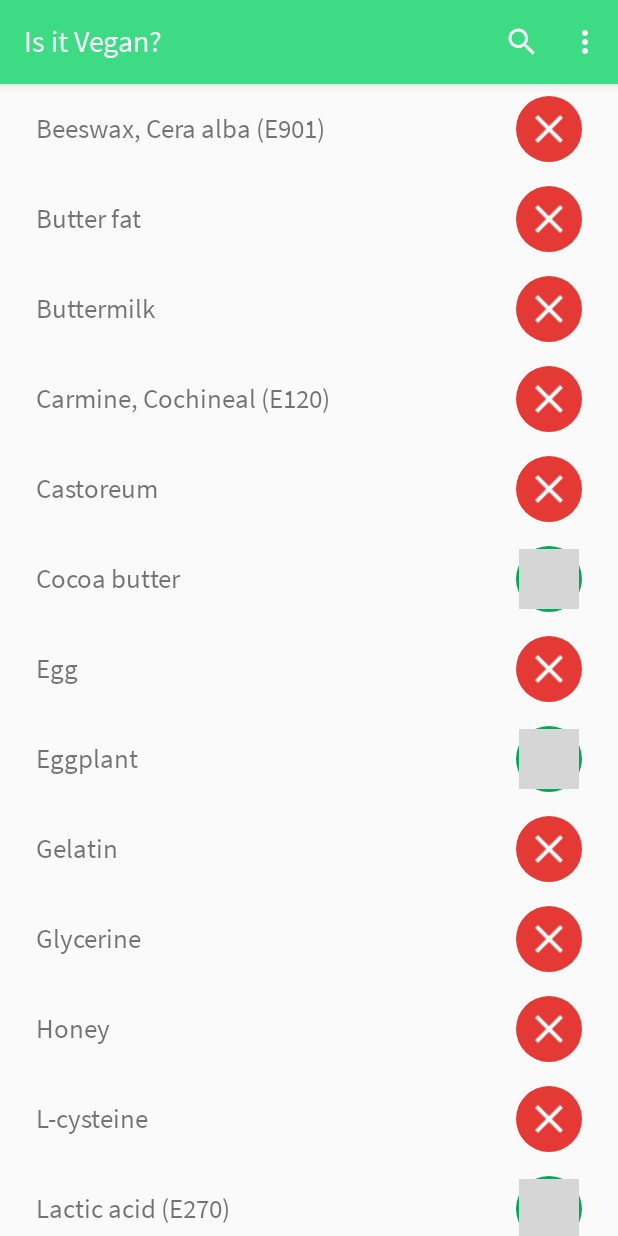
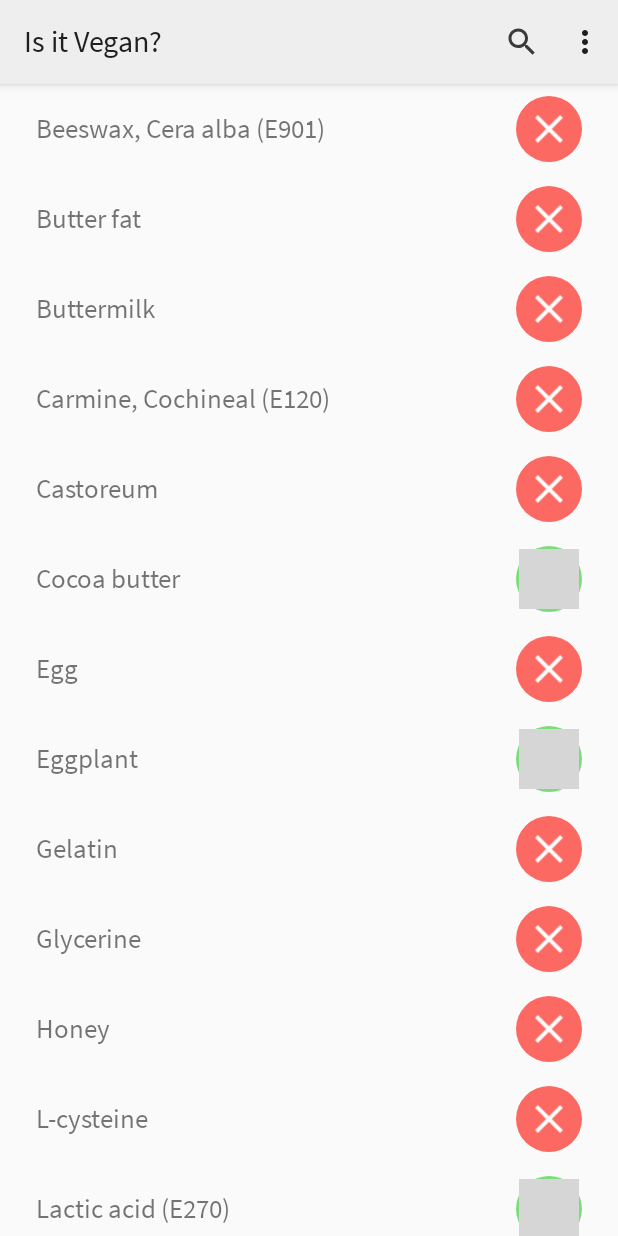
Before and after one commit to JeroenWeener/IsItVegan, an Android app: the screen it shows after launch (IngredientOverviewActivity), on a phone screen of 412 x 824 dp. Run offline under Robolectric (Android 15) with nearby library versions, the light colour scheme and no system bars.

Commit message:
Updates design

```diff
--- a/app/src/main/java/com/jwindustries/isitvegan/IngredientList.java
+++ b/app/src/main/java/com/jwindustries/isitvegan/IngredientList.java
@@ -15,7 +15,7 @@ public class IngredientList {
                 new Ingredient(context, resources, R.string.ingredient_buttermilk, IngredientType.NOT_VEGAN),
                 new Ingredient(context, resources, R.string.ingredient_carmine, IngredientType.NOT_VEGAN),
                 new Ingredient(context, resources, R.string.ingredient_castoreum, IngredientType.NOT_VEGAN),
-                new Ingredient(context, resources, R.string.ingredient_cocoa_butter, IngredientType.VEGAN, R.string.ingredient_cacoa_butter_info),
+                new Ingredient(context, resources, R.string.ingredient_cocoa_butter, IngredientType.VEGAN, R.string.ingredient_cacao_butter_info),
                 new Ingredient(context, resources, R.string.ingredient_eggplant, IngredientType.VEGAN, R.string.ingredient_eggplant_info),
                 new Ingredient(context, resources, R.string.ingredient_egg, IngredientType.NOT_VEGAN),
                 new Ingredient(context, resources, R.string.ingredient_gelatin, IngredientType.NOT_VEGAN),
--- a/app/src/main/res/drawable/arrow_up.xml
+++ b/app/src/main/res/drawable/arrow_up.xml
@@ -1,5 +1,5 @@
-<vector android:height="24dp" android:tint="@color/accent"
+<vector android:height="24dp" android:tint="@color/colorTertiary"
     android:viewportHeight="24" android:viewportWidth="24"
     android:width="24dp" xmlns:android="http://schemas.android.com/apk/res/android">
-    <path android:fillColor="@color/accent" android:pathData="M7.41,15.41L12,10.83l4.59,4.58L18,14l-6,-6 -6,6z"/>
+    <path android:fillColor="@color/colorTertiary" android:pathData="M7.41,15.41L12,10.83l4.59,4.58L18,14l-6,-6 -6,6z"/>
 </vector>
--- a/app/src/main/res/drawable/scroll_to_top_button.xml
+++ b/app/src/main/res/drawable/scroll_to_top_button.xml
@@ -8,10 +8,10 @@
             android:useLevel="false"
         >
             <stroke
-                android:color="@color/accent"
+                android:color="@color/colorTertiary"
                 android:width="0.5dp"
             />
-            <solid android:color="@color/primary"/>
+            <solid android:color="@color/colorSecondary"/>
         </shape>
     </item>
     <item
--- /dev/null
+++ b/app/src/main/res/drawable/search.xml
@@ -0,0 +1,5 @@
+<vector android:height="24dp" android:tint="?android:attr/textColorPrimary"
+    android:viewportHeight="24" android:viewportWidth="24"
+    android:width="24dp" xmlns:android="http://schemas.android.com/apk/res/android">
+    <path android:fillColor="?android:attr/textColorPrimary" android:pathData="M15.5,14h-0.79l-0.28,-0.27C15.41,12.59 16,11.11 16,9.5 16,5.91 13.09,3 9.5,3S3,5.91 3,9.5 5.91,16 9.5,16c1.61,0 3.09,-0.59 4.23,-1.57l0.27,0.28v0.79l5,4.99L20.49,19l-4.99,-5zM9.5,14C7.01,14 5,11.99 5,9.5S7.01,5 9.5,5 14,7.01 14,9.5 11.99,14 9.5,14z"/>
+</vector>
--- a/app/src/main/res/drawable/search_white.xml
+++ /dev/null
@@ -1,5 +0,0 @@
-<vector android:height="24dp" android:tint="@android:color/white"
-    android:viewportHeight="24" android:viewportWidth="24"
-    android:width="24dp" xmlns:android="http://schemas.android.com/apk/res/android">
-    <path android:fillColor="@android:color/white" android:pathData="M15.5,14h-0.79l-0.28,-0.27C15.41,12.59 16,11.11 16,9.5 16,5.91 13.09,3 9.5,3S3,5.91 3,9.5 5.91,16 9.5,16c1.61,0 3.09,-0.59 4.23,-1.57l0.27,0.28v0.79l5,4.99L20.49,19l-4.99,-5zM9.5,14C7.01,14 5,11.99 5,9.5S7.01,5 9.5,5 14,7.01 14,9.5 11.99,14 9.5,14z"/>
-</vector>
--- a/app/src/main/res/drawable/vegan_badge.xml
+++ b/app/src/main/res/drawable/vegan_badge.xml
@@ -2,7 +2,7 @@
 <layer-list xmlns:android="http://schemas.android.com/apk/res/android">
     <item>
         <shape android:shape="oval">
-            <solid android:color="@color/colorAccent"/>
+            <solid android:color="@color/colorSuccess"/>
         </shape>
     </item>
     <item
--- a/app/src/main/res/layout/activity_ingredient_view.xml
+++ b/app/src/main/res/layout/activity_ingredient_view.xml
@@ -13,8 +13,8 @@
         android:layout_width="match_parent"
         android:layout_height="wrap_content"
         app:layout_constraintTop_toTopOf="parent"
-        android:background="@color/secondary"
-        android:padding="12dp"
+        android:background="@color/colorPrimary"
+        android:padding="24dp"
         android:textSize="40sp"
         android:textStyle="bold"
         android:text="@string/ingredient_name_placeholder" />
@@ -25,7 +25,7 @@
         android:layout_height="wrap_content"
         android:layout_width="60dp"
         android:adjustViewBounds="true"
-        android:layout_marginEnd="8dp"
+        android:layout_marginEnd="24dp"
         app:layout_constraintTop_toBottomOf="@id/ingredient_name_view"
         app:layout_constraintBottom_toBottomOf="@id/ingredient_name_view"
         app:layout_constraintRight_toRightOf="parent"
@@ -37,7 +37,7 @@
         android:layout_height="wrap_content"
         app:layout_constraintTop_toBottomOf="@id/ingredient_name_view"
         android:layout_marginTop="30dp"
-        android:layout_marginHorizontal="12dp"
+        android:layout_marginHorizontal="24dp"
         android:textSize="24sp"
         android:text="@string/ingredient_information_placeholder" />
 </androidx.constraintlayout.widget.ConstraintLayout>
--- a/app/src/main/res/menu/searchbar_menu.xml
+++ b/app/src/main/res/menu/searchbar_menu.xml
@@ -6,7 +6,7 @@
     <item
         android:id="@+id/searchView"
         android:title="@string/search_view_hint"
-        android:icon="@drawable/search_white"
+        android:icon="@drawable/search"
         app:showAsAction="collapseActionView|always"
         app:actionViewClass="android.widget.SearchView" />
 
--- a/app/src/main/res/values-night/color.xml
+++ b/app/src/main/res/values-night/color.xml
@@ -1,6 +1,11 @@
 <?xml version="1.0" encoding="utf-8"?>
 <resources>
-    <color name="primary">#444444</color>
-    <color name="secondary">#222222</color>
-    <color name="accent">#A1A1A1</color>
+    <color name="colorPrimary">#222222</color>
+    <color name="colorSecondary">#444444</color>
+    <color name="colorTertiary">#A1A1A1</color>
+    <color name="colorAccent">#EEEEEE</color>
+
+    <color name="colorSuccess">#00A956</color>
+    <color name="colorError">#E53935</color>
+    <color name="colorWarning">#FFB300</color>
 </resources>
--- a/app/src/main/res/values/colors.xml
+++ b/app/src/main/res/values/colors.xml
@@ -1,14 +1,13 @@
 <?xml version="1.0" encoding="utf-8"?>
 <resources>
-    <color name="colorPrimary">#3DDC84</color>
-    <color name="colorPrimaryDark">#3DDC84</color>
-    <color name="colorAccent">#00A956</color>
+    <color name="colorLogo">#3DDC84</color>
 
-    <color name="colorSuccess">#00A956</color>
-    <color name="colorError">#E53935</color>
-    <color name="colorWarning">#FFB300</color>
+    <color name="colorPrimary">#EEEEEE</color>
+    <color name="colorSecondary">#FFFFFF</color>
+    <color name="colorTertiary">#A1A1A1</color>
+    <color name="colorAccent">#222222</color>
 
-    <color name="primary">#FFFFFF</color>
-    <color name="secondary">#EEEEEE</color>
-    <color name="accent">#A1A1A1</color>
+    <color name="colorSuccess">#79DE79</color>
+    <color name="colorError">#FB6962</color>
+    <color name="colorWarning">#FFB347</color>
 </resources>
--- a/app/src/main/res/values/ic_launcher_background.xml
+++ b/app/src/main/res/values/ic_launcher_background.xml
@@ -1,4 +1,4 @@
 <?xml version="1.0" encoding="utf-8"?>
 <resources>
-    <color name="ic_launcher_background">@color/colorPrimary</color>
+    <color name="ic_launcher_background">@color/colorLogo</color>
 </resources>
--- a/app/src/main/res/values/strings.xml
+++ b/app/src/main/res/values/strings.xml
@@ -32,12 +32,8 @@
     <string name="ingredient_eggplant">Eggplant</string>
     <string name="ingredient_eggplant_info">Despite its name, eggplants do not actually contain eggs. They thank their name due to their shape. Did you know that the eggplant is actually a fruit and not a vegetable?</string>
     <string name="ingredient_lactic_acid_info">Most lactic acid is vegan, as it primarily occurs during the natural fermentation process of plants or is man-made using plants.</string>
-    <string name="ingredient_cacoa_butter_info">Cacoa butter is the fat contained in cocoa beans.</string>
+    <string name="ingredient_cacao_butter_info">Cacao butter is the fat contained in cocoa beans.</string>
     <string name="action_settings">Settings</string>
-
-    <!-- Preference Titles -->
-
-    <!-- Messages Preferences -->
     <string name="setting_theme">Theme</string>
     <string name="setting_language_app">App</string>
     <string name="theme_entries_system">System theme</string>
@@ -48,6 +44,4 @@
     <string name="setting_language_ingredients">Ingredients</string>
     <string name="language_app_entries_system">System language</string>
     <string name="language_ingredients_entries_app">Use app language</string>
-
-    <!-- Sync Preferences -->
 </resources>
--- a/app/src/main/res/values/styles.xml
+++ b/app/src/main/res/values/styles.xml
@@ -1,8 +1,8 @@
 <resources>
     <!-- Base application theme -->
-    <style name="AppTheme" parent="Theme.AppCompat.DayNight.DarkActionBar">
+    <style name="AppTheme" parent="Theme.AppCompat.DayNight">
         <item name="colorPrimary">@color/colorPrimary</item>
-        <item name="colorPrimaryDark">@color/colorPrimaryDark</item>
+        <item name="colorPrimaryDark">@color/colorPrimary</item>
         <item name="colorAccent">@color/colorAccent</item>
 
         <item name="android:fontFamily">@font/source_sans_pro_regular</item>
```
Also changed, not shown: 1 other file.
